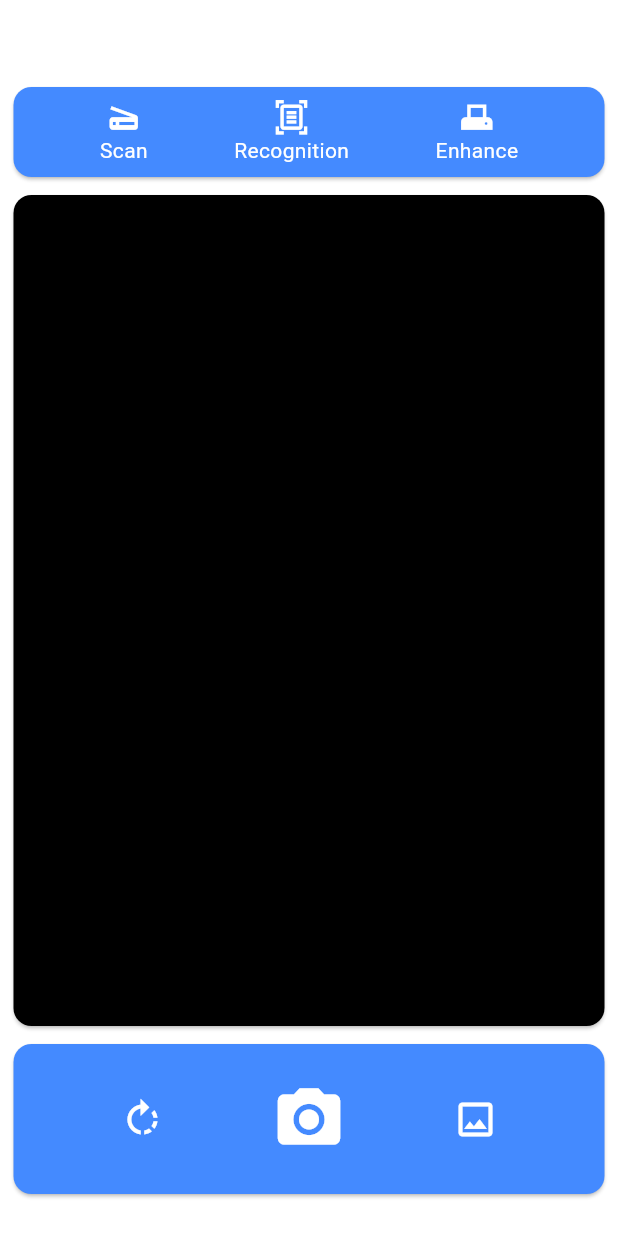
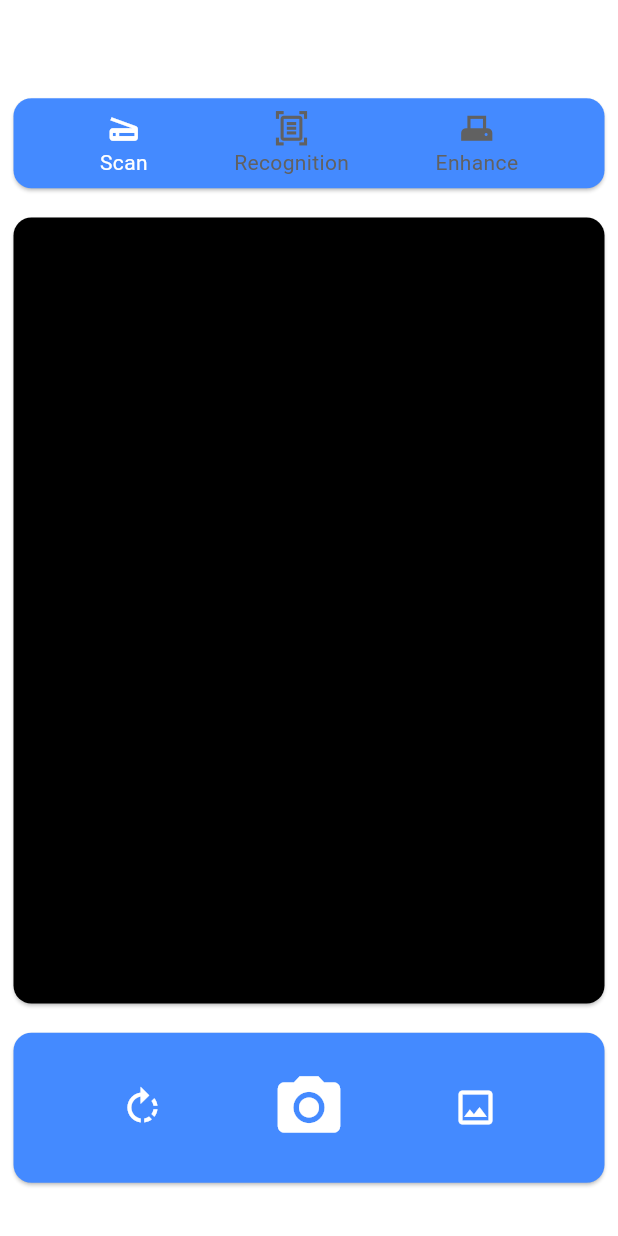
Before and after one commit to Otix-x/ocr_app, a Flutter app: the screen it shows after launch, after a tap on "Scan", on a phone screen of 412 x 824 dp. Run offline on Flutter 3.47's test engine with Material 3 defaults, Android fonts, the phone set to English and light mode, and no system bars; our stand-ins replace image_picker; missing offline and left inert: google_mlkit_entity_extraction, google_mlkit_text_recognition.

```diff
--- a/lib/HomeScreen.dart
+++ b/lib/HomeScreen.dart
@@ -1,4 +1,9 @@
+import 'dart:io';
+
 import 'package:flutter/material.dart';
+import 'package:image_picker/image_picker.dart';
+import 'package:ocr_app/CartScanner.dart';
+import 'package:ocr_app/RecognizerScreen.dart';
 
 class HomeScreen extends StatefulWidget {
   const HomeScreen({super.key});
@@ -8,6 +13,17 @@ class HomeScreen extends StatefulWidget {
 }
 
 class _HomeScreenState extends State<HomeScreen> {
+  late ImagePicker imagePicker;
+  @override
+  void initState() {
+    super.initState();
+    imagePicker = ImagePicker();
+  }
+
+  bool scan = false;
+  bool recognition = true;
+  bool enhance = false;
+
   @override
   Widget build(BuildContext context) {
     return Container(
@@ -24,55 +40,82 @@ class _HomeScreenState extends State<HomeScreen> {
                 mainAxisAlignment: MainAxisAlignment.spaceEvenly,
                 children: [
                   InkWell(
-                    child: const Column(
+                    child: Column(
                       mainAxisAlignment: MainAxisAlignment.center,
                       children: [
                         Icon(
                           Icons.scanner,
                           size: 25,
-                          color: Colors.white,
+                          color: scan ? Colors.white : Colors.grey.shade700,
                         ),
                         Text(
                           'Scan',
-                          style: TextStyle(color: Colors.white),
+                          style: TextStyle(
+                              color:
+                                  scan ? Colors.white : Colors.grey.shade700),
                         ),
                       ],
                     ),
-                    onTap: () {},
+                    onTap: () {
+                      setState(() {
+                        scan = true;
+                        recognition = false;
+                        enhance = false;
+                      });
+                    },
                   ),
                   InkWell(
-                    child: const Column(
+                    child: Column(
                       mainAxisAlignment: MainAxisAlignment.center,
                       children: [
                         Icon(
                           Icons.document_scanner_outlined,
                           size: 25,
-                          color: Colors.white,
+                          color:
+                              recognition ? Colors.white : Colors.grey.shade700,
                         ),
                         Text(
                           'Recognition',
-                          style: TextStyle(color: Colors.white),
+                          style: TextStyle(
+                              color: recognition
+                                  ? Colors.white
+                                  : Colors.grey.shade700),
                         ),
                       ],
                     ),
-                    onTap: () {},
+                    onTap: () {
+                      setState(() {
+                        scan = false;
+                        recognition = true;
+                        enhance = false;
+                      });
+                    },
                   ),
                   InkWell(
-                    child: const Column(
+                    child: Column(
                       mainAxisAlignment: MainAxisAlignment.center,
                       children: [
                         Icon(
                           Icons.adf_scanner,
                           size: 25,
-                          color: Colors.white,
+                          color: enhance ? Colors.white : Colors.grey.shade700,
                         ),
                         Text(
                           'Enhance',
-                          style: TextStyle(color: Colors.white),
+                          style: TextStyle(
+                              color: enhance
+                                  ? Colors.white
+                                  : Colors.grey.shade700),
                         ),
                       ],
                     ),
-                    onTap: () {},
+                    onTap: () {
+                      setState(() {
+                        scan = false;
+                        recognition = false;
+                        enhance = true;
+                      });
+                    },
                   ),
                 ],
               ),
@@ -81,7 +124,7 @@ class _HomeScreenState extends State<HomeScreen> {
           Card(
             color: Colors.black,
             child: Container(
-              height: MediaQuery.of(context).size.height - 270,
+              height: MediaQuery.of(context).size.height - 300,
             ),
           ),
           Card(
@@ -113,7 +156,32 @@ class _HomeScreenState extends State<HomeScreen> {
                       size: 30,
                       color: Colors.white,
                     ),
-                    onTap: () {},
+                    onTap: () async {
+                      XFile? xfile = await imagePicker.pickImage(
+                          source: ImageSource.gallery);
+                      if (xfile != null) {
+                        File image = File(xfile.path);
+                        if (recognition) {
+                          Navigator.push(
+                            context,
+                            MaterialPageRoute(
+                              builder: (ctx) {
+                                return RecognizerScreen(image);
+                              },
+                            ),
+                          );
+                        } else if(scan){
+                          Navigator.push(
+                            context,
+                            MaterialPageRoute(
+                              builder: (ctx) {
+                                return CardScanner(image);
+                              },
+                            ),
+                          );
+                        }
+                      }
+                    },
                   ),
                 ],
               ),
--- a/pubspec.yaml
+++ b/pubspec.yaml
@@ -36,6 +36,8 @@ dependencies:
   # Use with the CupertinoIcons class for iOS style icons.
   cupertino_icons: ^1.0.6
   image_picker: ^1.1.2
+  google_mlkit_text_recognition: ^0.13.0
+  google_mlkit_entity_extraction: ^0.13.1
 
 dev_dependencies:
   flutter_test:
```
Also changed, not shown: lib/CartScanner.dart (added, +203 -0 lines), lib/RecognizerScreen.dart (added, +118 -0 lines), pubspec.lock, 4 other files.
